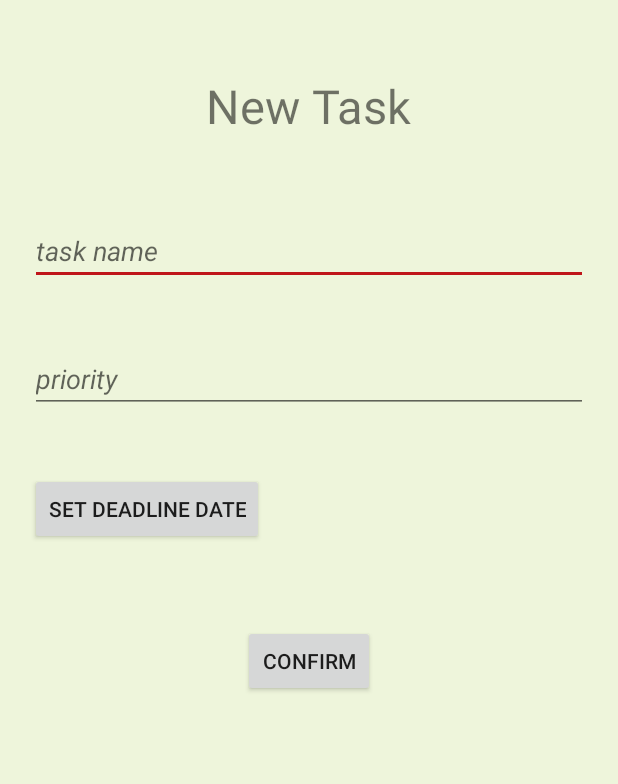
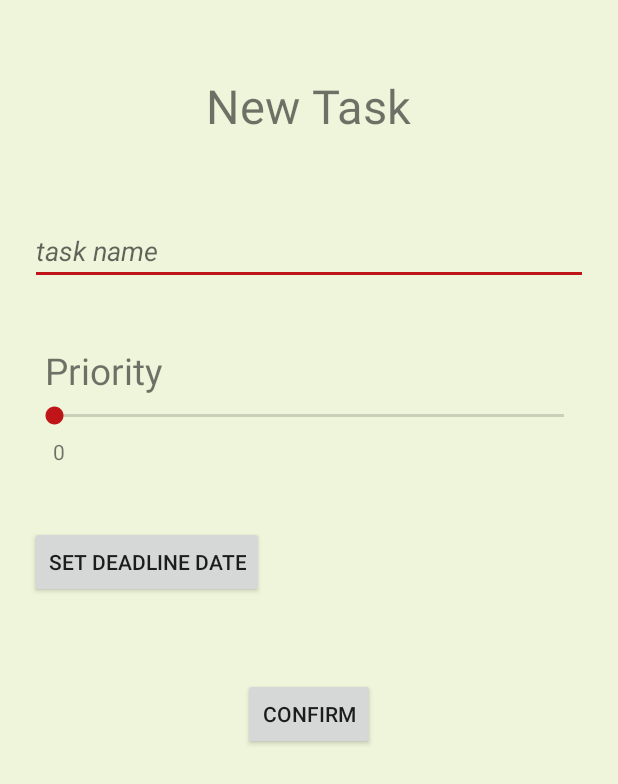
Before and after one commit to rrosatti/todo, an Android app: the NewTaskActivity screen opened directly, with no data from a screen before it, on a phone screen of 412 x 824 dp. Shown: the top 784 px of the screen. Run offline under Robolectric (Android 15) with nearby library versions, the phone set to English and light mode, and no system bars.

Commit message:
add SeekBar for number priority to new_task.xml

```diff
--- a/app/src/main/java/com/example/rodri/todo/ui/activity/NewTaskActivity.java
+++ b/app/src/main/java/com/example/rodri/todo/ui/activity/NewTaskActivity.java
@@ -2,6 +2,8 @@ package com.example.rodri.todo.ui.activity;
 
 import android.app.Activity;
 import android.os.Bundle;
+import android.widget.SeekBar;
+import android.widget.TextView;
 
 import com.example.rodri.todo.R;
 
@@ -15,7 +17,28 @@ public class NewTaskActivity extends Activity {
         super.onCreate(savedInstanceState);
         setContentView(R.layout.new_task);
 
+        SeekBar prioritySeekBar = (SeekBar) findViewById(R.id.prioritySeekBar);
+        final TextView numPriority = (TextView) findViewById(R.id.txtNumPriority);
+        numPriority.setText(String.valueOf(prioritySeekBar.getProgress()));
 
+        prioritySeekBar.setOnSeekBarChangeListener(new SeekBar.OnSeekBarChangeListener() {
+            int progress = 0;
+
+            @Override
+            public void onProgressChanged(SeekBar seekBar, int progressValue, boolean fromUser) {
+                progress = progressValue;
+            }
+
+            @Override
+            public void onStartTrackingTouch(SeekBar seekBar) {
+
+            }
+
+            @Override
+            public void onStopTrackingTouch(SeekBar seekBar) {
+                numPriority.setText(String.valueOf(progress));
+            }
+        });
 
     }
 
--- a/app/src/main/res/layout/new_task.xml
+++ b/app/src/main/res/layout/new_task.xml
@@ -22,26 +22,41 @@
         android:textStyle="italic"
         android:layout_marginTop="53dp" />
 
-    <EditText
+    <TextView
+        android:layout_width="wrap_content"
+        android:layout_height="wrap_content"
+        android:id="@+id/txtPriority"
+        android:text="@string/priority"
+        android:textSize="11pt"
+        android:layout_marginLeft="10dp"
+        android:layout_below="@id/etTaskName"
+        android:layout_marginTop="40dp"/>
+
+    <SeekBar
         android:layout_width="match_parent"
         android:layout_height="wrap_content"
-        android:inputType="number"
-        android:ems="10"
-        android:id="@+id/etPriority"
-        android:hint="@string/priority"
-        android:textStyle="italic"
-        android:layout_below="@+id/etTaskName"
-        android:layout_alignParentStart="true"
-        android:layout_marginTop="40dp" />
+        android:id="@+id/prioritySeekBar"
+        android:layout_below="@+id/txtPriority"
+        android:layout_marginTop="4dp"
+        android:max="5"
+        android:layout_alignParentStart="true" />
+
+    <TextView
+        android:layout_width="wrap_content"
+        android:layout_height="wrap_content"
+        android:id="@+id/txtNumPriority"
+        android:layout_below="@+id/prioritySeekBar"
+        android:layout_marginTop="5dp"
+        android:layout_marginLeft="15dp"/>
 
     <Button
         android:layout_width="wrap_content"
         android:layout_height="wrap_content"
         android:text="@string/set_deadline_date"
         android:id="@+id/btSetDeadlineDate"
-        android:layout_below="@+id/etPriority"
         android:layout_alignParentStart="true"
-        android:layout_marginTop="40dp" />
+        android:layout_marginTop="40dp"
+        android:layout_below="@+id/txtNumPriority" />
 
     <Button
         android:layout_width="wrap_content"
@@ -51,4 +66,6 @@
         android:layout_below="@+id/btSetDeadlineDate"
         android:layout_centerHorizontal="true"
         android:layout_marginTop="53dp" />
+
+
 </RelativeLayout>
--- a/app/src/main/res/values/strings.xml
+++ b/app/src/main/res/values/strings.xml
@@ -8,6 +8,7 @@
     <!--  Text View  -->
     <string name="new_category">New Category</string>
     <string name="new_task">New Task</string>
+    <string name="priority">Priority</string>
 
     <!--  Button  -->
     <string name="confirm">Confirm</string>
@@ -16,6 +17,5 @@
     <!--  Hint  -->
     <string name="category_name">category name</string>
     <string name="task_name">task name</string>
-    <string name="priority">priority</string>
 
 </resources>
```
